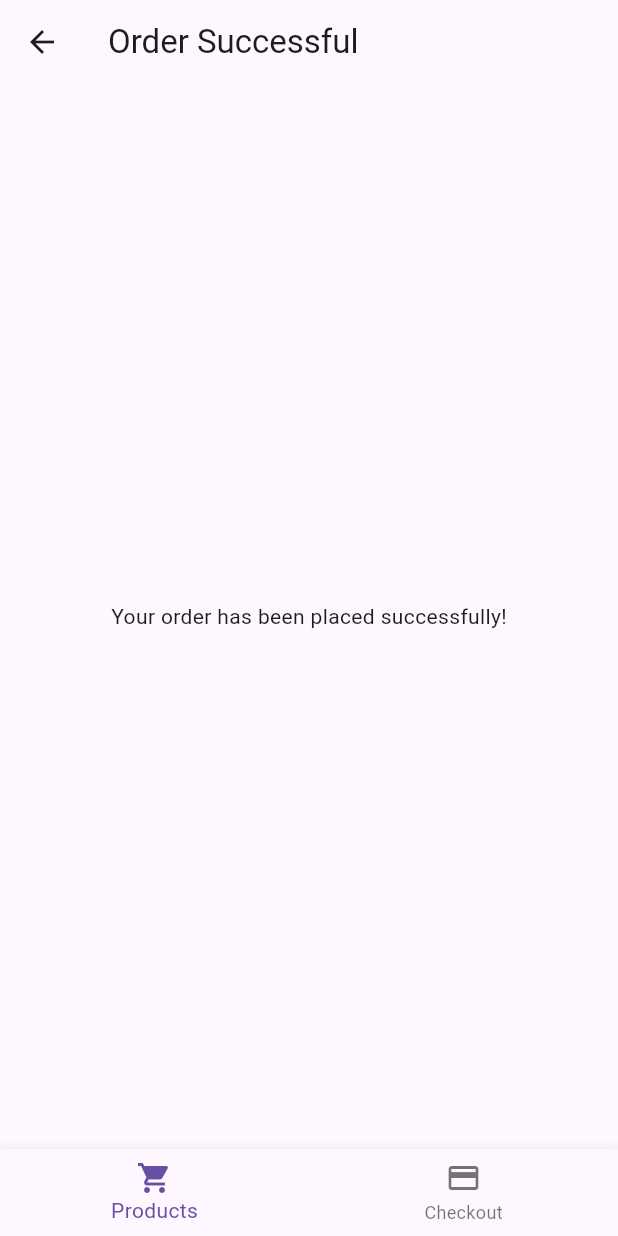
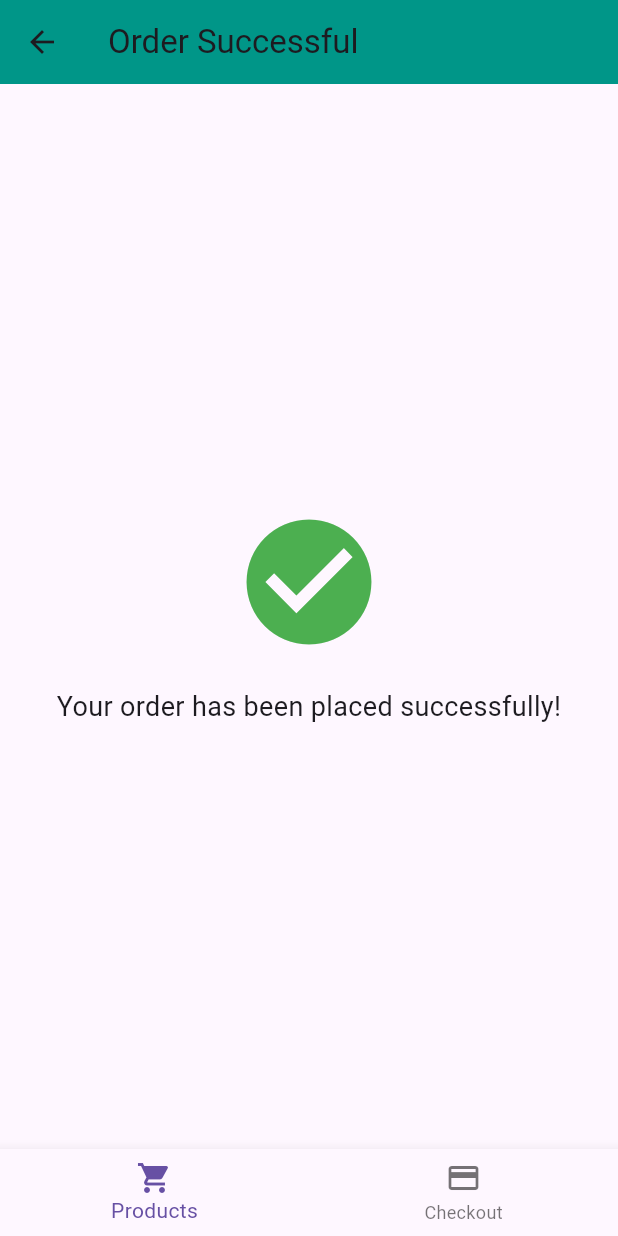
Before and after one commit to ioabdullahi/simple_shop_hng, a Flutter app: the screen it shows after launch, item 2 of the bottom bar chosen, after a tap on the "check" icon, on a phone screen of 412 x 824 dp. Run offline on Flutter 3.47's test engine with Material 3 defaults, Android fonts, the light colour scheme and no system bars.

Commit message:
UI enhanced

```diff
--- a/lib/controllers/products_controller.dart
+++ b/lib/controllers/products_controller.dart
@@ -1,14 +1,9 @@
-import 'package:flutter/material.dart';
 import 'package:simple_shop_hng/models/products_model.dart';
 
 class ProductController {
   List<ProductsModel> _products = [
     ProductsModel(id: '1', name: 'Product 1', price: 10.0),
     ProductsModel(id: '2', name: 'Product 2', price: 20.0),
-    ProductsModel(id: '3', name: 'Product 3', price: 10.0),
-    ProductsModel(id: '4', name: 'Product 4', price: 20.0),
-    ProductsModel(id: '5', name: 'Product 5', price: 10.0),
-    ProductsModel(id: '6', name: 'Product 6', price: 20.0),
   ];
 
   List<ProductsModel> get products => _products;
--- a/lib/main.dart
+++ b/lib/main.dart
@@ -14,11 +14,14 @@ class MyApp extends StatelessWidget {
     return MaterialApp(
       title: 'Simple Shopping App',
       theme: ThemeData(
-        primarySwatch: Colors.blue,
+        primarySwatch: Colors.teal,
       ),
       home: ProductListScreen(),
       routes: {
-        '/checkout': (context) => CheckoutScreen(checkoutController: CheckoutController()),
+        '/checkout': (context) => CheckoutScreen(
+          checkoutController: CheckoutController(),
+          onProductScreenTap: () {},
+        ),
         '/order-successful': (context) => OrderSuccessfulScreen(),
       },
     );
--- a/lib/views/order_successful_screen.dart
+++ b/lib/views/order_successful_screen.dart
@@ -6,9 +6,25 @@ class OrderSuccessfulScreen extends StatelessWidget {
     return Scaffold(
       appBar: AppBar(
         title: Text('Order Successful'),
+        backgroundColor: Colors.teal,
       ),
       body: Center(
-        child: Text('Your order has been placed successfully!'),
+        child: Column(
+          mainAxisAlignment: MainAxisAlignment.center,
+          children: [
+            Icon(
+              Icons.check_circle,
+              color: Colors.green,
+              size: 100,
+            ),
+            SizedBox(height: 20),
+            Text(
+              'Your order has been placed successfully!',
+              style: TextStyle(fontSize: 18),
+              textAlign: TextAlign.center,
+            ),
+          ],
+        ),
       ),
       bottomNavigationBar: BottomNavigationBar(
         items: [
@@ -30,5 +46,3 @@ class OrderSuccessfulScreen extends StatelessWidget {
     );
   }
 }
-
-// lib/views/widgets/product_item.dart
--- a/lib/views/products_screen.dart
+++ b/lib/views/products_screen.dart
@@ -5,25 +5,62 @@ import 'package:simple_shop_hng/views/checkout_screen.dart';
 import 'package:simple_shop_hng/views/widgets/product_item.dart';
 
 
-class ProductListScreen extends StatelessWidget {
+class ProductListScreen extends StatefulWidget {
+  @override
+  _ProductListScreenState createState() => _ProductListScreenState();
+}
+
+class _ProductListScreenState extends State<ProductListScreen> {
   final ProductController productController = ProductController();
   final CheckoutController checkoutController = CheckoutController();
+  int _selectedIndex = 0;
+
+  void _onItemTapped(int index) {
+    setState(() {
+      _selectedIndex = index;
+    });
+    if (index == 1) {
+      Navigator.push(
+        context,
+        MaterialPageRoute(
+          builder: (context) => CheckoutScreen(
+            checkoutController: checkoutController,
+            onProductScreenTap: () {
+              setState(() {
+                _selectedIndex = 0;
+              });
+            },
+          ),
+        ),
+      );
+    }
+  }
 
   @override
   Widget build(BuildContext context) {
     return Scaffold(
       appBar: AppBar(
         title: Text('Products'),
+        backgroundColor: Colors.teal,
       ),
       body: ListView.builder(
         itemCount: productController.products.length,
         itemBuilder: (context, index) {
           final product = productController.products[index];
-          return ProductItem(
-            product: product,
-            onAdd: () {
-              checkoutController.addItem(product);
-            },
+          return ListTile(
+            leading: Icon(Icons.shopping_bag, color: Colors.teal),
+            title: Text(product.name),
+            subtitle: Text('\$${product.price.toStringAsFixed(2)}'),
+            trailing: IconButton(
+              icon: Icon(Icons.add_shopping_cart),
+              onPressed: () {
+                checkoutController.addItem(product);
+                ScaffoldMessenger.of(context).showSnackBar(
+                  SnackBar(content: Text('${product.name} added to cart')),
+                );
+              },
+              color: Colors.teal,
+            ),
           );
         },
       ),
@@ -38,14 +75,9 @@ class ProductListScreen extends StatelessWidget {
             label: 'Checkout',
           ),
         ],
-        onTap: (index) {
-          if (index == 1) {
-            Navigator.push(
-              context,
-              MaterialPageRoute(builder: (context) => CheckoutScreen(checkoutController: checkoutController)),
-            );
-          }
-        },
+        currentIndex: _selectedIndex,
+        selectedItemColor: Colors.teal,
+        onTap: _onItemTapped,
       ),
     );
   }
```
Also changed, not shown: lib/views/checkout_screen.dart (+44 -15 lines), lib/views/widgets/checkout_item.dart (+16 -6 lines), lib/views/widgets/product_item.dart (+11 -6 lines).
